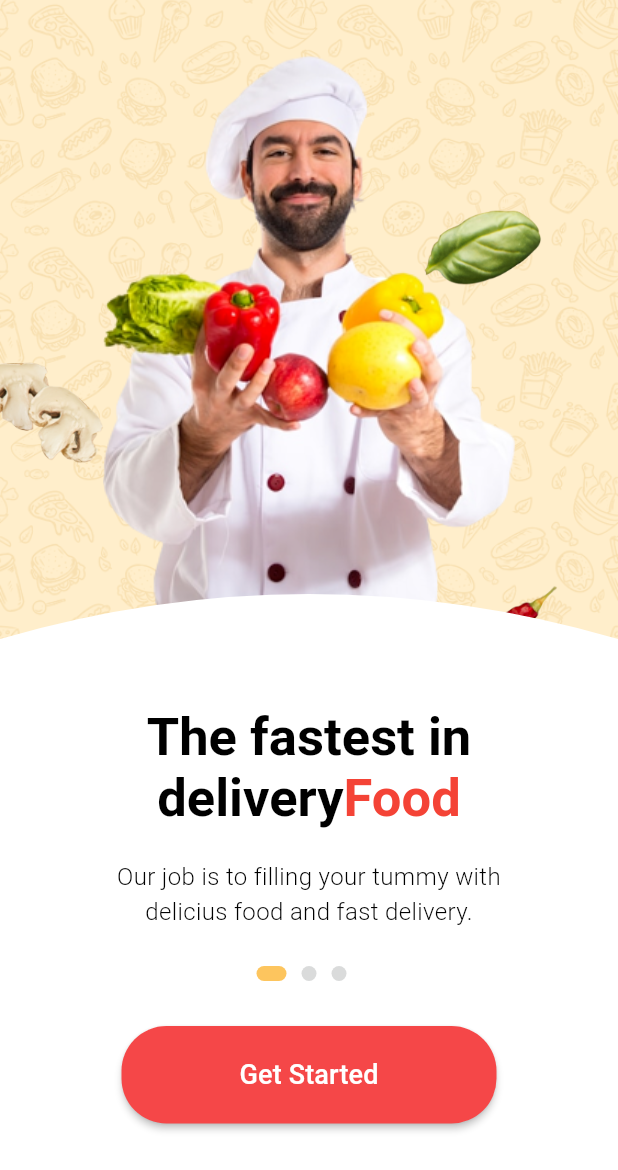
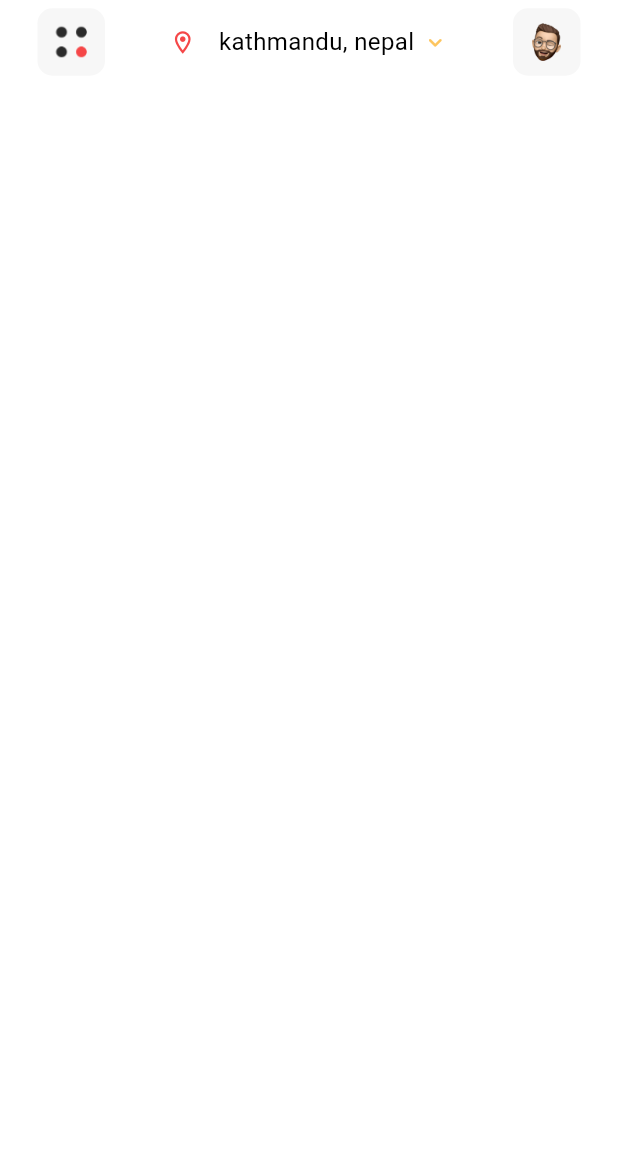
Before and after one commit to clarenceStormrg/app_delivery_comida, a Flutter app: the screen it shows after launch, after a tap on "Get Started", on a phone screen of 412 x 824 dp. Shown: the top 1170 px of the screen. Run offline on Flutter 3.47's test engine with Material 3 defaults, Android fonts, the light colour scheme and no system bars.

Commit message:
Boton lleva a homescreen

```diff
--- /dev/null
+++ b/lib/Food Delivery App/pages/food_delivery_home_screen.dart
@@ -0,0 +1,60 @@
+import 'package:flutter/material.dart';
+import 'package:mi_app_de_prueba/Food%20Delivery%20App/consts.dart';
+
+class FoodDeliveryHomeScreen extends StatefulWidget {
+  const FoodDeliveryHomeScreen({super.key});
+
+  @override
+  State<FoodDeliveryHomeScreen> createState() => _FoodDeliveryHomeScreenState();
+}
+
+class _FoodDeliveryHomeScreenState extends State<FoodDeliveryHomeScreen> {
+  @override
+  Widget build(BuildContext context) {
+    return Scaffold(
+      backgroundColor: Colors.white,
+      appBar: AppBar(
+        backgroundColor: Colors.white,
+        centerTitle: true,
+        actions: [
+          const SizedBox(width: 25,),
+          Container(
+            height: 45,
+            width: 45,
+            padding: const EdgeInsets.all(10),
+            decoration: BoxDecoration(
+              color: grey1,
+              borderRadius: BorderRadius.circular(10),
+            ),
+            child: Image.asset("assets/food-delivery/icon/dash.png"),
+          ),
+          const Spacer(),
+          const Row(
+            children: [
+              Icon(Icons.location_on_outlined, size: 18, color: red),
+              SizedBox(width: 15),
+              Text(
+                "kathmandu, nepal",
+                style: TextStyle(fontSize: 16, color: Colors.black),
+              ),
+              SizedBox(width: 5),
+              Icon(Icons.keyboard_arrow_down_rounded, size: 18, color: orange),
+            ],
+          ),
+          Spacer(),
+          Container(
+            height: 45,
+            width: 45,
+            padding: const EdgeInsets.all(10),
+            decoration: BoxDecoration(
+              color: grey1,
+              borderRadius: BorderRadius.circular(10),
+            ),
+            child: Image.asset("assets/food-delivery/profile.png"),
+          ),
+          SizedBox(width: 25,),
+        ],
+      ),
+    );
+  }
+}
--- a/lib/Food Delivery App/material.dart
+++ b/lib/Food Delivery App/pages/onboard_page.dart
@@ -1,5 +1,6 @@
 import 'package:flutter/material.dart';
 import 'package:mi_app_de_prueba/Food%20Delivery%20App/consts.dart';
+import 'package:mi_app_de_prueba/Food%20Delivery%20App/pages/food_delivery_home_screen.dart';
 
 class MyOnBoardPage extends StatelessWidget {
   const MyOnBoardPage({super.key});
@@ -107,7 +108,15 @@ class MyOnBoardPage extends StatelessWidget {
                     ),
                     const SizedBox(height: 30),
                     MaterialButton(
-                      onPressed: () {},
+                      onPressed: () {
+                        Navigator.pushAndRemoveUntil(
+                          context,
+                          MaterialPageRoute(
+                            builder: (_) => const FoodDeliveryHomeScreen(),
+                          ),
+                          (route) => false,
+                        );
+                      },
                       color: red,
                       height: 65,
                       minWidth: 250,
@@ -133,12 +142,12 @@ class MyOnBoardPage extends StatelessWidget {
 class CustomClip extends CustomClipper<Path> {
   @override
   Path getClip(Size size) {
-    Path path =Path();
+    Path path = Path();
     path.lineTo(0, 30);
     path.lineTo(0, size.height);
     path.lineTo(size.width, size.height);
     path.lineTo(size.width, 30);
-    path.quadraticBezierTo(size.width / 2,-30, 0, 30);
+    path.quadraticBezierTo(size.width / 2, -30, 0, 30);
     path.close();
     return path;
   }
--- a/lib/main.dart
+++ b/lib/main.dart
@@ -1,5 +1,5 @@
 import 'package:flutter/material.dart';
-import 'package:mi_app_de_prueba/Food%20Delivery%20App/material.dart';
+import 'package:mi_app_de_prueba/Food%20Delivery%20App/pages/onboard_page.dart';
 
 void main() {
   runApp(const MyApp());
--- a/pubspec.yaml
+++ b/pubspec.yaml
@@ -68,6 +68,8 @@ flutter:
     - assets/food-delivery/leaf.png
     - assets/food-delivery/chili.png
     - assets/food-delivery/ginger.png
+    - assets/food-delivery/icon/dash.png
+    - assets/food-delivery/profile.png
 
   # An image asset can refer to one or more resolution-specific "variants", see
   # https://flutter.dev/to/resolution-aware-images
```
